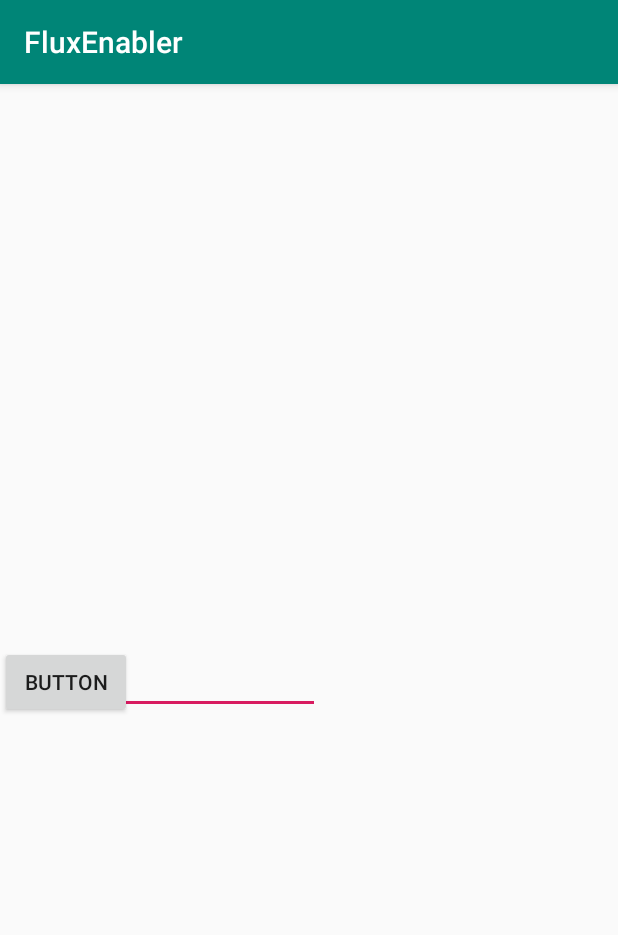
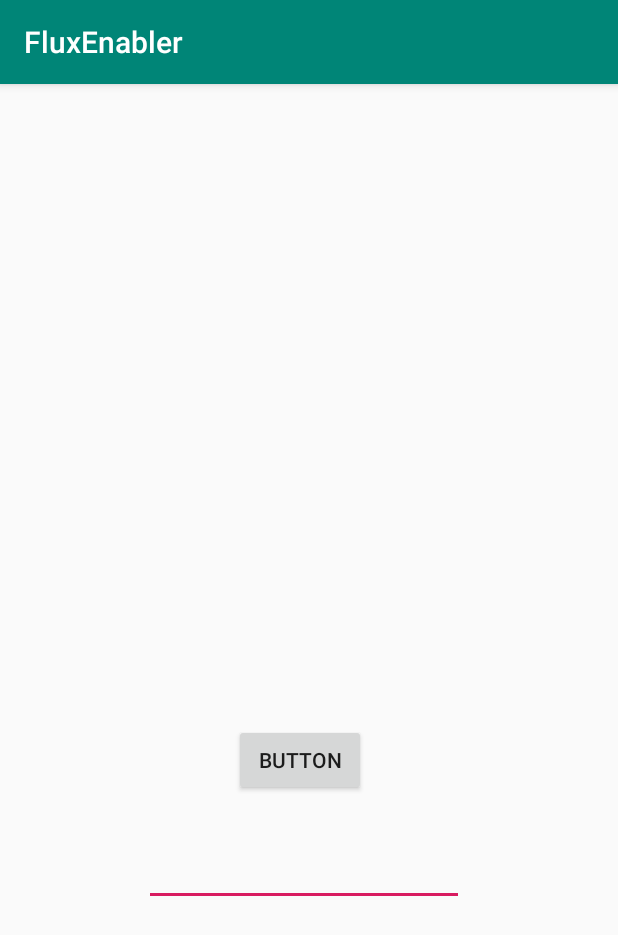
Before and after one commit to thebestnom/FluxEnabler, an Android app: the screen it shows after launch (MainActivity), after a tap on "BUTTON", on a phone screen of 412 x 824 dp. Shown: the top 935 px of the screen. Run offline under Robolectric (Android 15) with nearby library versions, the phone set to English and light mode, and no system bars.

```diff
--- a/app/src/main/AndroidManifest.xml
+++ b/app/src/main/AndroidManifest.xml
@@ -1,7 +1,7 @@
 <?xml version="1.0" encoding="utf-8"?>
 <manifest xmlns:android="http://schemas.android.com/apk/res/android"
     package="com.nomnomkun.fluxenablr">
-
+    <uses-permission android:name="android.permission.FOREGROUND_SERVICE"/>
     <application
         android:allowBackup="true"
         android:icon="@mipmap/ic_launcher"
@@ -9,6 +9,10 @@
         android:roundIcon="@mipmap/ic_launcher_round"
         android:supportsRtl="true"
         android:theme="@style/AppTheme">
+        <service
+            android:name=".FluxScreenOffDisabler"
+            android:exported="false" />
+
         <activity android:name=".MainActivity">
             <intent-filter>
                 <action android:name="android.intent.action.MAIN" />
--- /dev/null
+++ b/app/src/main/java/com/nomnomkun/fluxenablr/FluxSocketClient.kt
@@ -0,0 +1,60 @@
+package com.nomnomkun.fluxenablr
+
+import android.net.LocalSocket
+import android.net.LocalSocketAddress
+import android.util.Log
+import java.io.IOException
+import java.lang.Exception
+
+class FluxSocketClient {
+    companion object {
+        private lateinit var socketListener: LocalSocket
+        fun sendLocalSocket(paramString: String): String {
+            this.initSocket()
+            if (!this.socketListener.isConnected) {
+                try {
+                    Thread.sleep(200L);
+                } catch (interruptedException: InterruptedException) {
+                }
+                this.initSocket()
+            }
+            if (!this.socketListener.isConnected)
+                return String()
+            try {
+                val inputStream = this.socketListener.inputStream
+                this.socketListener.outputStream.write((paramString + "\n").toByteArray())
+                val arrayOfByte = ByteArray(2048)
+                val i = inputStream.read(arrayOfByte)
+                return if (i > 0) {
+                    val str = String(arrayOfByte, 0, i)
+                    try {
+                        str
+                    } catch (exception: Exception) {
+                        str
+                    }
+                } else {
+                    String()
+                }
+            } catch (iOException: IOException) {
+                Log.i("f.lux settings", iOException.toString());
+                return String()
+            } finally {
+                try {
+                    this.socketListener.close()
+                } catch (exception: Exception) {
+                }
+            }
+        }
+
+        private fun initSocket() {
+            try {
+                this.socketListener = LocalSocket()
+                val str = "f.luxserver";
+                this.socketListener.connect(LocalSocketAddress(str))
+            } catch (iOException: IOException) {
+                Log.i("oh no", iOException.toString())
+                return
+            }
+        }
+    }
+}
--- a/app/src/main/java/com/nomnomkun/fluxenablr/MainActivity.kt
+++ b/app/src/main/java/com/nomnomkun/fluxenablr/MainActivity.kt
@@ -1,70 +1,19 @@
 package com.nomnomkun.fluxenablr
 
-import android.net.LocalSocket
-import android.net.LocalSocketAddress
-import androidx.appcompat.app.AppCompatActivity
+import android.content.ContextWrapper
+import android.content.Intent
 import android.os.Bundle
-import android.util.Log
 import android.widget.Button
 import android.widget.EditText
 import android.widget.TextView
-import java.io.IOException
-import java.lang.Exception
+import androidx.appcompat.app.AppCompatActivity
+
 
 class MainActivity : AppCompatActivity() {
-    private lateinit var socketListener: LocalSocket
-    private fun sendLocalSocket(paramString: String): String {
-        this.initSocket()
-        if (!this.socketListener.isConnected) {
-            try {
-                Thread.sleep(200L);
-            } catch (interruptedException: InterruptedException) {
-            }
-            this.initSocket()
-        }
-        if (!this.socketListener.isConnected)
-            return String()
-        try {
-            val inputStream = this.socketListener.inputStream
-            this.socketListener.outputStream.write((paramString + "\n").toByteArray())
-            val arrayOfByte = ByteArray(2048)
-            val i = inputStream.read(arrayOfByte)
-            return if (i > 0) {
-                val str = String(arrayOfByte, 0, i)
-                try {
-                    str
-                } catch (exception: Exception) {
-                    str
-                }
-            } else {
-                String()
-            }
-        } catch (iOException: IOException) {
-            Log.i("f.lux settings", iOException.toString());
-            return String()
-        } finally {
-            try {
-                this.socketListener.close()
-            } catch (exception: Exception) {
-            }
-        }
-    }
-
-    private fun initSocket() {
-        try {
-            this.socketListener = LocalSocket()
-            val str = "f.luxserver";
-            this.socketListener.connect(LocalSocketAddress (str))
-        } catch (iOException: IOException) {
-            Log.i("oh no", iOException.toString())
-            return
-        }
-    }
-
-    fun sendToFlux() {
+    private fun sendToFlux() {
         val text = findViewById<TextView>(R.id.android_test)
         val input = findViewById<EditText>(R.id.input)
-        text.text = this.sendLocalSocket(input.text.toString())
+        text.text = FluxSocketClient.sendLocalSocket(input.text.toString())
         input.setText("")
     }
 
@@ -72,11 +21,16 @@ class MainActivity : AppCompatActivity() {
         super.onCreate(savedInstanceState)
         setContentView(R.layout.activity_main)
         val text = findViewById<TextView>(R.id.android_test)
-        text.text = this.sendLocalSocket("ping")
+        text.text = FluxSocketClient.sendLocalSocket("ping")
         val button = findViewById<Button>(R.id.ok)
         button.setOnClickListener {
             sendToFlux()
         }
+        startService(Intent(this, FluxScreenOffDisabler::class.java))
+    }
+
+    override fun onDestroy() {
+        super.onDestroy()
     }
 
 }
--- a/app/src/main/res/layout/activity_main.xml
+++ b/app/src/main/res/layout/activity_main.xml
@@ -20,20 +20,22 @@
         android:id="@+id/ok"
         android:layout_width="wrap_content"
         android:layout_height="wrap_content"
+        android:layout_marginLeft="156dp"
+        android:layout_marginTop="52dp"
         android:text="Button"
-        tools:layout_editor_absoluteX="161dp"
-        tools:layout_editor_absoluteY="667dp"
-        app:layout_constraintTop_toTopOf="@+id/android_test"
-        app:layout_constraintLeft_toLeftOf="parent"/>
+        app:layout_constraintLeft_toLeftOf="parent"
+        app:layout_constraintTop_toTopOf="@+id/android_test" />
 
     <EditText
         android:id="@+id/input"
         android:layout_width="wrap_content"
         android:layout_height="wrap_content"
+        android:layout_marginLeft="96dp"
+        android:layout_marginTop="76dp"
         android:ems="10"
         android:inputType="textPersonName"
         android:text=""
-        app:layout_constraintTop_toTopOf="@id/ok"
-        app:layout_constraintLeft_toLeftOf="parent"/>
+        app:layout_constraintLeft_toLeftOf="parent"
+        app:layout_constraintTop_toTopOf="@id/ok" />
 
 </androidx.constraintlayout.widget.ConstraintLayout>
```
Also changed, not shown: app/src/main/java/com/nomnomkun/fluxenablr/FluxScreenOffDisabler.kt (added, +48 -0 lines).
